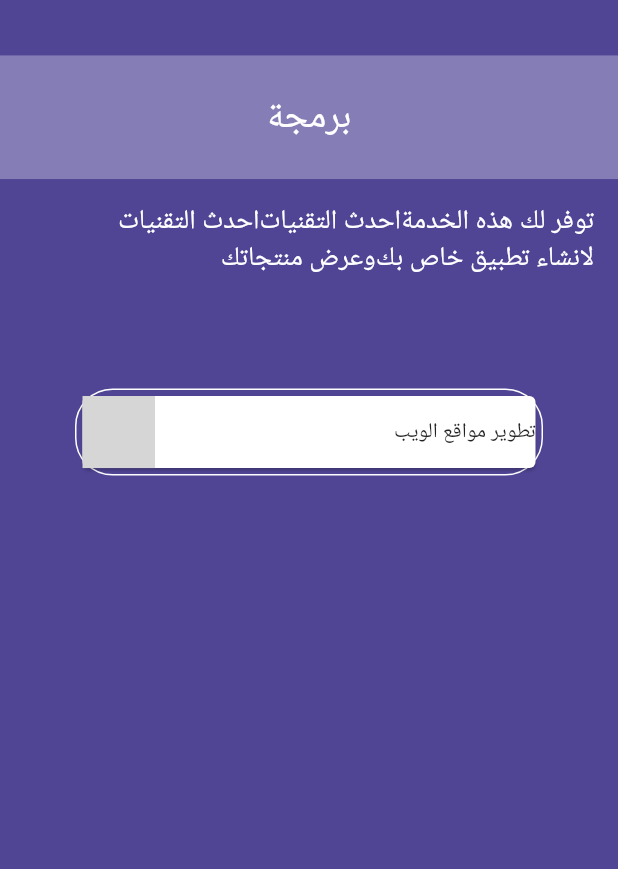
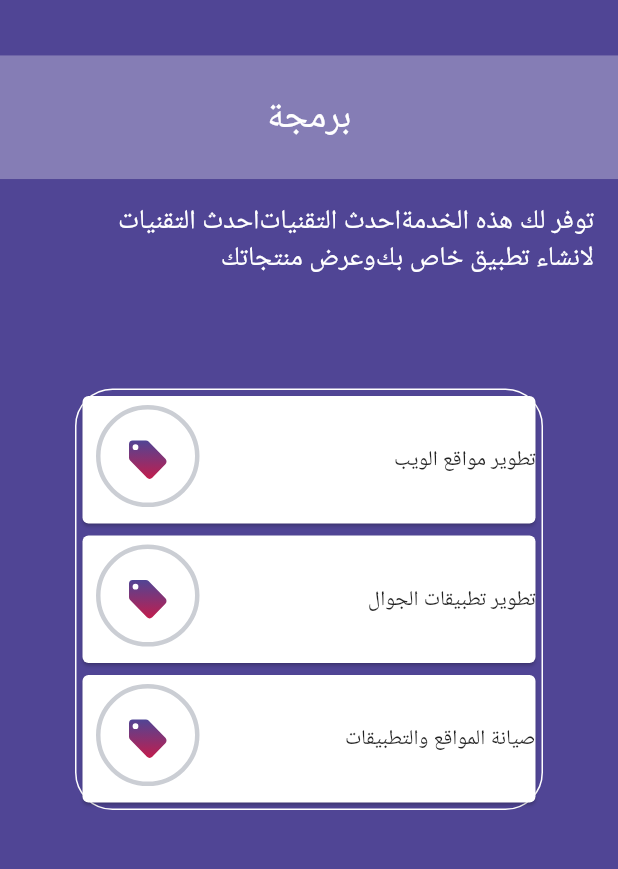
Before and after one commit to mosabkilani98/waklni, a Flutter app: the Program screen opened by its route, on a phone screen of 412 x 824 dp, the part 96-965 px from its top. Run offline on Flutter 3.47's test engine with Material 2 defaults, Android fonts, the phone set to English and light mode, and no system bars; our stand-ins replace carousel_pro_nullsafety, flutter_signin_button, flutter_svg, pin_code_fields; missing offline and left inert: dart:ffi; grey boxes are pictures that could not be loaded.

Commit message:
Update programming.dart

```diff
--- a/lib/screens/programming.dart
+++ b/lib/screens/programming.dart
@@ -116,12 +116,32 @@ class Program extends StatelessWidget {
                       color: Colors.white,
                       child: Row(
                         children: [
-                          SvgPicture.asset("assets/Website designer-amico.svg"),
+                          SvgPicture.asset("assets/Repeat Grid 3.svg"),
                           Expanded(child: SizedBox()),
                           Text('تطوير مواقع الويب'),
                         ],
                       ),
-                    )
+                    ),
+                    Card(
+                      color: Colors.white,
+                      child: Row(
+                        children: [
+                          SvgPicture.asset("assets/Repeat Grid 3.svg"),
+                          Expanded(child: SizedBox()),
+                          Text('تطوير تطبيقات الجوال'),
+                        ],
+                      ),
+                    ),
+                    Card(
+                      color: Colors.white,
+                      child: Row(
+                        children: [
+                          SvgPicture.asset("assets/Repeat Grid 3.svg"),
+                          Expanded(child: SizedBox()),
+                          Text('صيانة المواقع والتطبيقات'),
+                        ],
+                      ),
+                    ),
                   ],
                 ),
               ),
```
